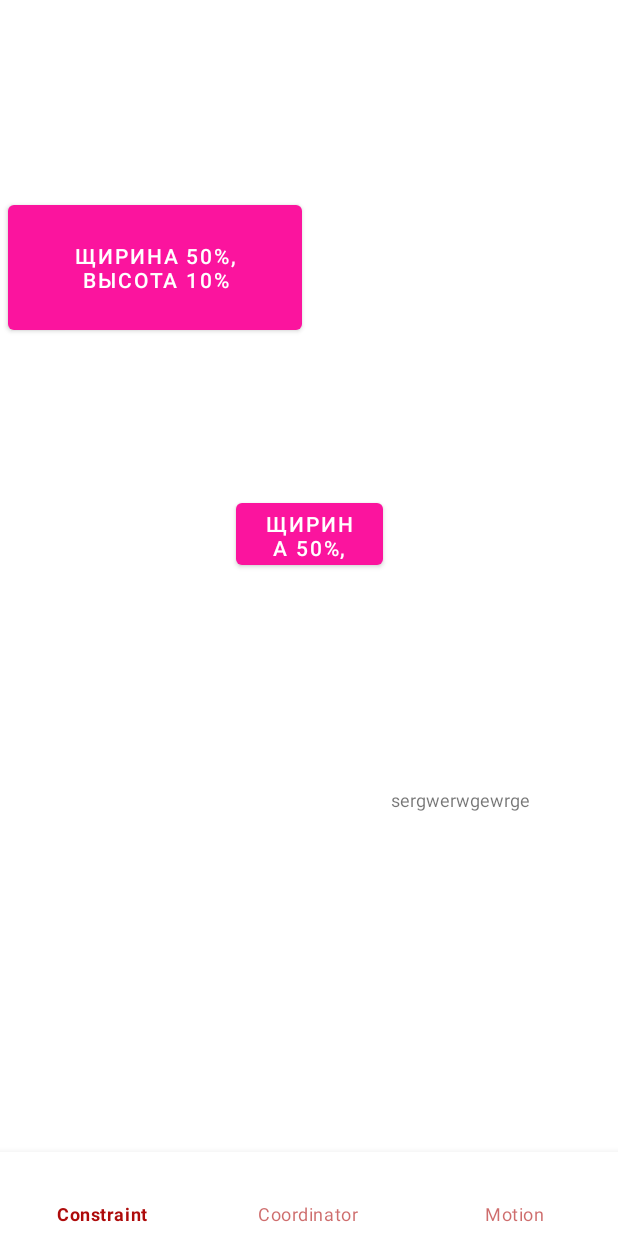
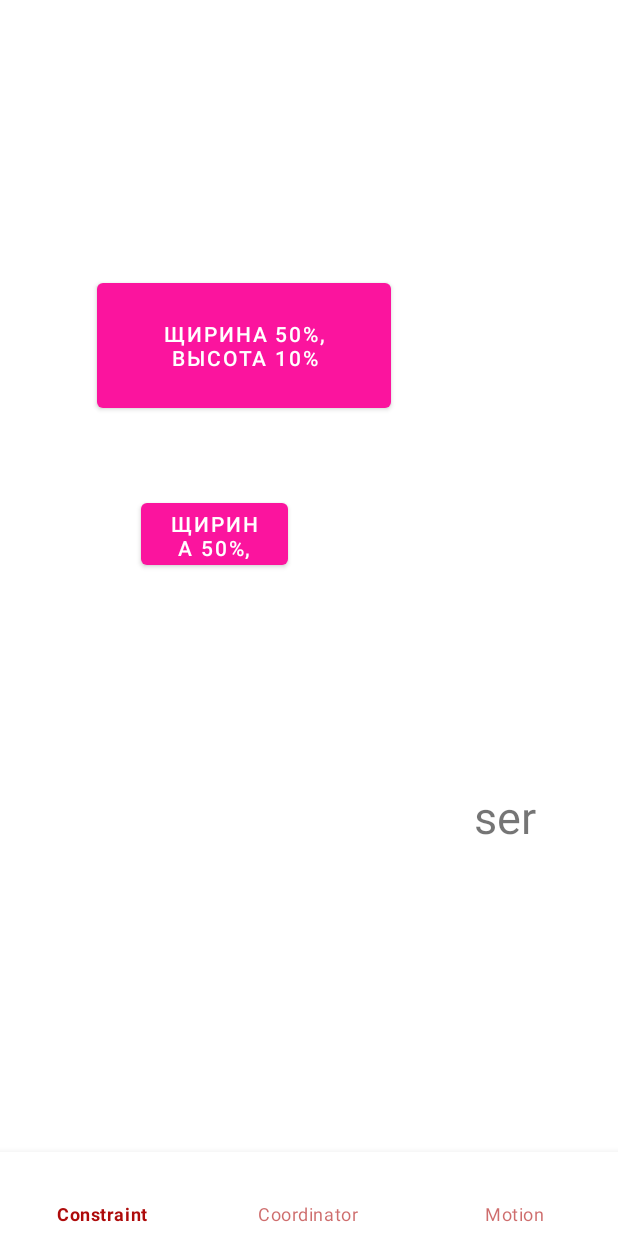
Before and after one commit to mentatusn/material_1797_1679_3, an Android app: the screen it shows after launch (LayoutActivity), on a phone screen of 412 x 824 dp. Run offline under Robolectric (Android 15) with nearby library versions, the phone set to English and light mode, and no system bars; Roboto replaces fonts that are not available here.

Commit message:
урок 4 barrier - посредники в "отношениях" виджетов

```diff
--- a/app/src/main/res/layout/fragment_constraint.xml
+++ b/app/src/main/res/layout/fragment_constraint.xml
@@ -6,46 +6,21 @@
     android:layout_height="match_parent">
 
 
-    <androidx.constraintlayout.widget.Guideline
-        android:id="@+id/guideline1"
+
+    <androidx.constraintlayout.widget.Barrier
+        android:id="@+id/barrier1"
         android:layout_width="wrap_content"
         android:layout_height="wrap_content"
-        android:orientation="horizontal"
-        app:layout_constraintGuide_percent="0.25" />
+        app:barrierDirection="end"
+        app:constraint_referenced_ids="btnOne,btnTwo" />
 
-    <androidx.constraintlayout.widget.Guideline
-        android:id="@+id/guideline2"
+    <androidx.constraintlayout.widget.Barrier
+        android:id="@+id/barrier2"
         android:layout_width="wrap_content"
         android:layout_height="wrap_content"
-        android:orientation="horizontal"
-        app:layout_constraintGuide_percent="0.50" />
+        app:barrierDirection="bottom"
+        app:constraint_referenced_ids="btnOne,btnTwo" />
 
-    <androidx.constraintlayout.widget.Guideline
-        android:id="@+id/guideline3"
-        android:layout_width="wrap_content"
-        android:layout_height="wrap_content"
-        android:orientation="horizontal"
-        app:layout_constraintGuide_percent="0.75" />
-
-    <androidx.constraintlayout.widget.Guideline
-        android:id="@+id/guideline4"
-        android:layout_width="wrap_content"
-        android:layout_height="wrap_content"
-        android:orientation="vertical"
-        app:layout_constraintGuide_percent="0.25" />
-
-    <androidx.constraintlayout.widget.Guideline
-        android:id="@+id/guideline5"
-        android:layout_width="wrap_content"
-        android:layout_height="wrap_content"
-        android:orientation="vertical"
-        app:layout_constraintGuide_percent="0.50" />
-    <androidx.constraintlayout.widget.Guideline
-        android:id="@+id/guideline6"
-        android:layout_width="wrap_content"
-        android:layout_height="wrap_content"
-        android:orientation="vertical"
-        app:layout_constraintGuide_percent="0.75" />
 
     <com.google.android.material.button.MaterialButton
         android:id="@+id/btnOne"
@@ -54,11 +29,14 @@
         android:insetTop="0dp"
         android:insetBottom="0dp"
         android:text="Щирина 50%, Высота 10%"
-        app:layout_constraintBottom_toTopOf="@+id/guideline1"
-        app:layout_constraintEnd_toStartOf="@+id/guideline4"
+        app:layout_constraintBottom_toBottomOf="parent"
+        app:layout_constraintEnd_toEndOf="parent"
         app:layout_constraintHeight_percent="0.1"
-        app:layout_constraintStart_toStartOf="@+id/guideline4"
-        app:layout_constraintTop_toTopOf="@+id/guideline1"
+        app:layout_constraintHorizontal_bias="0.3"
+        app:layout_constraintStart_toStartOf="parent"
+        app:layout_constraintTop_toTopOf="parent"
+        app:layout_constraintVertical_bias="0.3"
+
         app:layout_constraintWidth_percent="0.5" />
 
     <com.google.android.material.button.MaterialButton
@@ -68,24 +46,29 @@
         android:insetTop="0dp"
         android:insetBottom="0dp"
         android:text="Щирина 50%, Высота 10%"
-        app:layout_constraintBottom_toTopOf="@+id/guideline2"
-        app:layout_constraintEnd_toStartOf="@+id/guideline5"
+        app:layout_constraintBottom_toBottomOf="parent"
+        app:layout_constraintEnd_toEndOf="parent"
         app:layout_constraintHeight_percent="0.05"
-        app:layout_constraintStart_toStartOf="@+id/guideline5"
-        app:layout_constraintTop_toTopOf="@+id/guideline2"
+        app:layout_constraintHorizontal_bias="0.3"
+        app:layout_constraintStart_toStartOf="parent"
+        app:layout_constraintTop_toTopOf="parent"
+        app:layout_constraintVertical_bias="0.5"
         app:layout_constraintWidth_percent="0.25" />
 
     <TextView
         android:id="@+id/textView"
-        android:layout_width="98dp"
+        android:layout_width="wrap_content"
         android:layout_height="wrap_content"
         android:maxLines="1"
-        android:text="sergwerwgewrgewrhjhsrthdasgerg"
+        android:text="ser"
+        android:textSize="30sp"
+        app:autoSizeMaxTextSize="50sp"
+        app:autoSizeMinTextSize="2sp"
         app:autoSizeTextType="uniform"
-        app:layout_constraintBottom_toTopOf="@+id/guideline3"
-        app:layout_constraintEnd_toStartOf="@+id/guideline6"
-        app:layout_constraintStart_toStartOf="@+id/guideline6"
-        app:layout_constraintTop_toTopOf="@+id/guideline3"
+        app:layout_constraintBottom_toBottomOf="parent"
+        app:layout_constraintEnd_toEndOf="parent"
+        app:layout_constraintStart_toStartOf="@id/barrier1"
+        app:layout_constraintTop_toTopOf="@id/barrier2"
         app:layout_constraintWidth_percent="0.25" />
 
 </androidx.constraintlayout.widget.ConstraintLayout>
```
